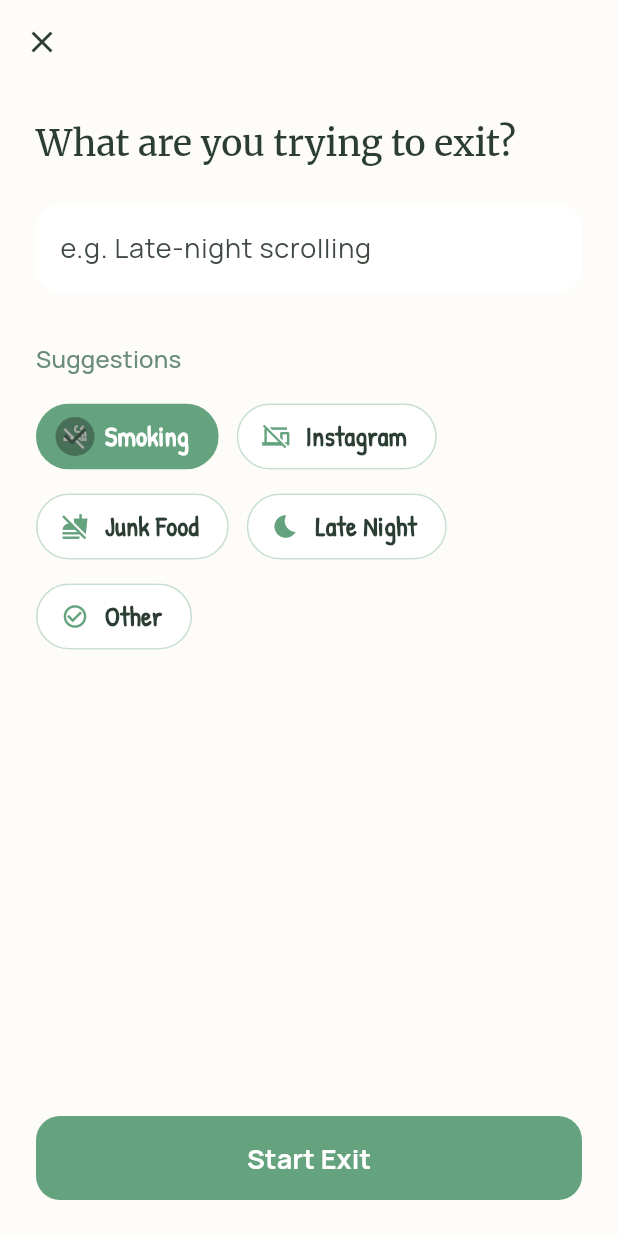
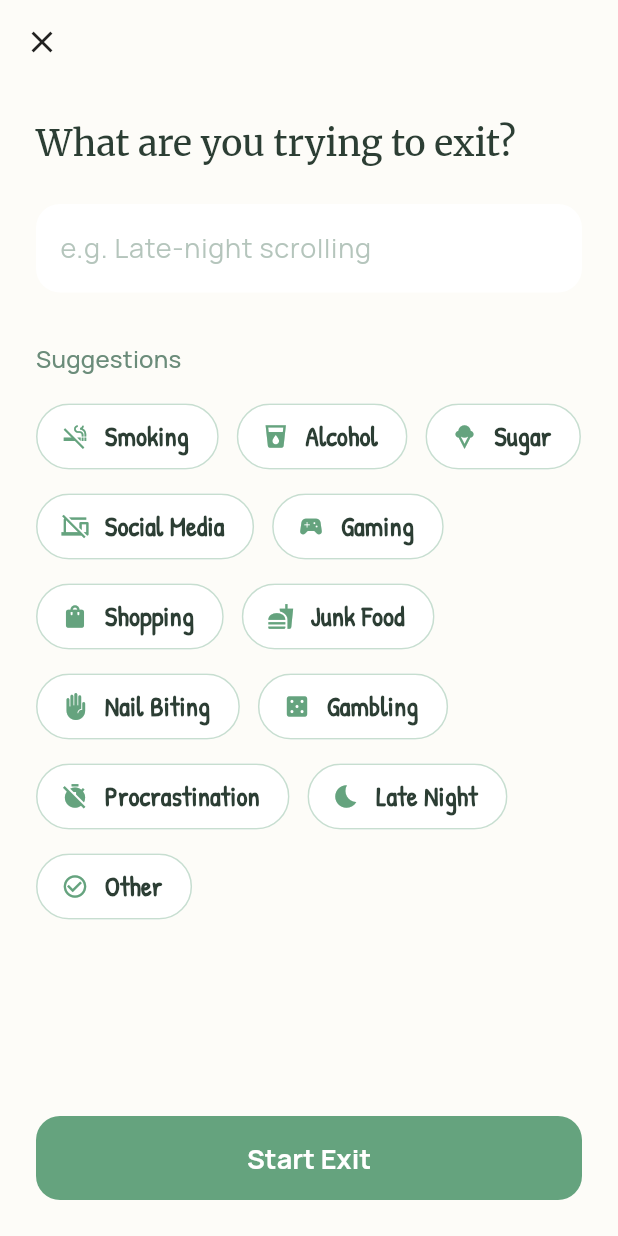
Before and after one commit to dhruwayush/Outgrow, a Flutter app: the CreateHabitScreen screen opened by its route, on a phone screen of 412 x 824 dp. Run offline on Flutter 3.47's test engine with Material 3 defaults, Android fonts, the light colour scheme and no system bars; our stand-ins replace flutter_animate, flutter_local_notifications, flutter_riverpod, go_router, google_fonts, hive and 2 more; accounts and stored records are empty.

Commit message:
Update: Suggestions list & Layout fixes (Web/Dark Mode)

```diff
--- a/lib/features/habits/view/create_habit_screen.dart
+++ b/lib/features/habits/view/create_habit_screen.dart
@@ -14,20 +14,34 @@ class CreateHabitScreen extends ConsumerStatefulWidget {
 
 class _CreateHabitScreenState extends ConsumerState<CreateHabitScreen> {
   final _nameController = TextEditingController();
-  String _selectedCategory = 'smoking';
+  String? _selectedCategory; // Nullable to insure selection triggers update
 
   final Map<String, IconData> _categories = {
     'smoking': Icons.smoke_free,
-    'instagram': Icons.phonelink_off,
-    'junk_food': Icons.no_food,
+    'alcohol': Icons.local_drink,
+    'sugar': Icons.icecream,
+    'social_media': Icons.phonelink_off,
+    'gaming': Icons.sports_esports,
+    'shopping': Icons.shopping_bag,
+    'junk_food': Icons.fastfood,
+    'nail_biting': Icons.front_hand, // or do_not_touch
+    'gambling': Icons.casino,
+    'procrastination': Icons.timer_off,
     'late_night': Icons.bedtime,
     'other': Icons.check_circle_outline,
   };
 
   final Map<String, String> _categoryLabels = {
     'smoking': 'Smoking',
-    'instagram': 'Instagram',
+    'alcohol': 'Alcohol',
+    'sugar': 'Sugar',
+    'social_media': 'Social Media',
+    'gaming': 'Gaming',
+    'shopping': 'Shopping',
     'junk_food': 'Junk Food',
+    'nail_biting': 'Nail Biting',
+    'gambling': 'Gambling',
+    'procrastination': 'Procrastination',
     'late_night': 'Late Night',
     'other': 'Other',
   };
@@ -35,18 +49,23 @@ class _CreateHabitScreenState extends ConsumerState<CreateHabitScreen> {
   @override
   Widget build(BuildContext context) {
     return Scaffold(
-      backgroundColor: AppColors.backgroundLight,
+      backgroundColor: Theme.of(context).scaffoldBackgroundColor,
       appBar: AppBar(
         backgroundColor: Colors.transparent,
         elevation: 0,
         leading: IconButton(
-          icon: const Icon(Icons.close, color: AppColors.textMain),
+          icon: Icon(Icons.close, color: Theme.of(context).iconTheme.color ?? AppColors.textMain),
           onPressed: () => context.pop(),
         ),
       ),
       body: SafeArea(
         child: Padding(
           padding: const EdgeInsets.all(24.0),
+          child: Column(
+            crossAxisAlignment: CrossAxisAlignment.start,
+            children: [
+              Expanded(
+                child: SingleChildScrollView(
                   child: Column(
                     crossAxisAlignment: CrossAxisAlignment.start,
                     children: [
@@ -57,11 +76,15 @@ class _CreateHabitScreenState extends ConsumerState<CreateHabitScreen> {
                       const SizedBox(height: 24),
                       TextField(
                         controller: _nameController,
-                style: GoogleFonts.manrope(fontSize: 18),
+                        style: GoogleFonts.manrope(
+                          fontSize: 18,
+                          color: Theme.of(context).textTheme.bodyLarge?.color,
+                        ),
                         decoration: InputDecoration(
                           hintText: "e.g. Late-night scrolling",
+                          hintStyle: TextStyle(color: AppColors.textMuted.withOpacity(0.5)),
                           filled: true,
-                  fillColor: Colors.white,
+                          fillColor: Theme.of(context).cardColor,
                           border: OutlineInputBorder(
                             borderRadius: BorderRadius.circular(16),
                             borderSide: BorderSide.none,
@@ -89,27 +112,35 @@ class _CreateHabitScreenState extends ConsumerState<CreateHabitScreen> {
                               if (selected) {
                                 setState(() {
                                   _selectedCategory = entry.key;
-                          if (_nameController.text.isEmpty) {
-                            _nameController.text = "No ${_categoryLabels[entry.key]}";
+                                  // Auto-fill if empty OR if text matches another label (user switching mind)
+                                  if (_nameController.text.isEmpty || _categoryLabels.values.contains(_nameController.text)) {
+                                    _nameController.text = _categoryLabels[entry.key]!;
                                   }
                                 });
                               }
                             },
                             selectedColor: AppColors.primary,
-                    backgroundColor: Colors.white,
+                            backgroundColor: Theme.of(context).cardColor,
                             labelStyle: TextStyle(
-                      color: isSelected ? Colors.white : AppColors.textMain,
+                              color: isSelected
+                                  ? Colors.white
+                                  : Theme.of(context).textTheme.bodyMedium?.color ?? AppColors.textMain,
                               fontWeight: FontWeight.w600,
                             ),
                             padding: const EdgeInsets.symmetric(horizontal: 12, vertical: 8),
                             shape: RoundedRectangleBorder(
                               borderRadius: BorderRadius.circular(24),
-                      side: BorderSide(color: isSelected ? Colors.transparent : AppColors.primary.withValues(alpha: 0.2)),
+                              side: BorderSide(color: isSelected ? Colors.transparent : AppColors.primary.withOpacity(0.2)),
                             ),
                           );
                         }).toList(),
                       ),
-              const Spacer(),
+                      const SizedBox(height: 24), // Extra padding at bottom of scroll
+                    ],
+                  ),
+                ),
+              ),
+              const SizedBox(height: 16),
               ElevatedButton(
                 onPressed: _createHabit,
                 style: ElevatedButton.styleFrom(
@@ -136,7 +167,7 @@ class _CreateHabitScreenState extends ConsumerState<CreateHabitScreen> {
 
     ref.read(habitsProvider.notifier).addHabit(
       _nameController.text,
-      _selectedCategory,
+      _selectedCategory ?? 'other',
     );
 
     context.pop();
```
Lines whose indentation alone changed are shown as unchanged.
